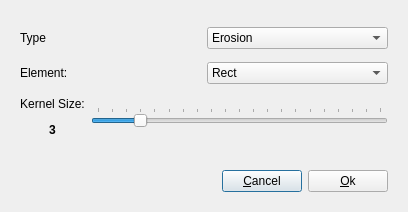
The window that VideoPlayer/MorphologyDialog.ui (wzpan/Qt_Toys) describes before a commit, drawn with Qt 5.
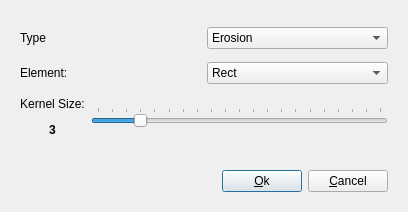
The same window after the commit.

```diff
--- a/VideoPlayer/MorphologyDialog.ui
+++ b/VideoPlayer/MorphologyDialog.ui
@@ -153,16 +153,16 @@
        </spacer>
       </item>
       <item>
-       <widget class="QPushButton" name="cancelButton">
+       <widget class="QPushButton" name="okButton">
         <property name="text">
-         <string>&amp;Cancel</string>
+         <string>&amp;Ok</string>
         </property>
        </widget>
       </item>
       <item>
-       <widget class="QPushButton" name="okButton">
+       <widget class="QPushButton" name="cancelButton">
         <property name="text">
-         <string>&amp;Ok</string>
+         <string>&amp;Cancel</string>
         </property>
        </widget>
       </item>
```
